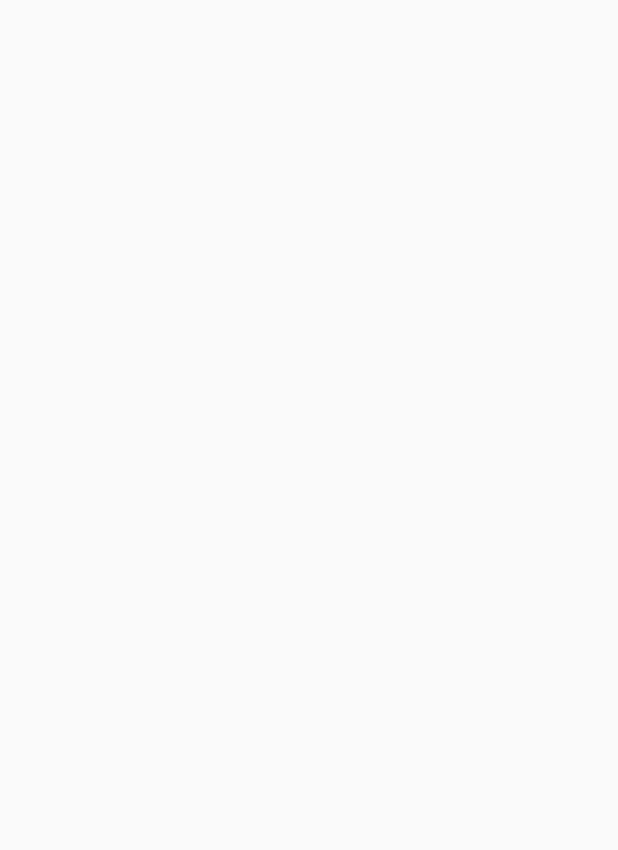
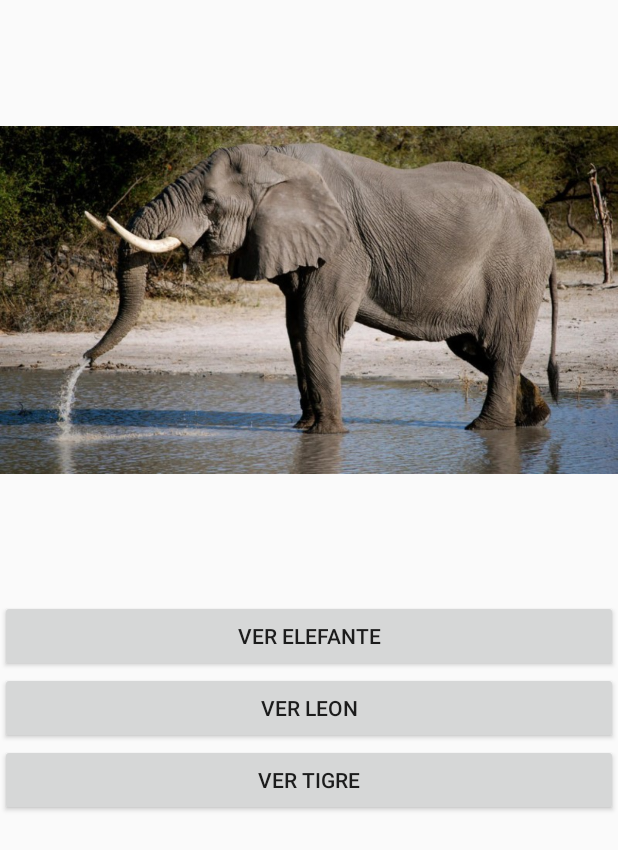
Before and after one commit to alejandroagca/EjerciciosDeIntroduccion, an Android app: the Ejercicio4Activity screen opened directly, with no data from a screen before it, on a phone screen of 412 x 824 dp. Before the commit the part shown is empty. Shown: the top 850 px of the screen. Run offline under Robolectric (Android 15) with nearby library versions, the phone set to English and light mode, and no system bars.

```diff
--- a/app/src/main/AndroidManifest.xml
+++ b/app/src/main/AndroidManifest.xml
@@ -37,7 +37,8 @@
         <activity
             android:name=".WebViewActivity"
             android:label="@string/title_activity_web_view"
-            android:theme="@style/AppTheme.NoActionBar"></activity>
+            android:theme="@style/AppTheme.NoActionBar" />
+        <activity android:name=".ImageViewActivity"></activity>
     </application>
 
 </manifest>
--- a/app/src/main/java/com/example/usuario/ejerciciosdeintroduccion/Ejercicio4Activity.java
+++ b/app/src/main/java/com/example/usuario/ejerciciosdeintroduccion/Ejercicio4Activity.java
@@ -1,5 +1,6 @@
 package com.example.usuario.ejerciciosdeintroduccion;
 
+import android.graphics.drawable.Drawable;
 import android.os.Bundle;
 import android.support.design.widget.FloatingActionButton;
 import android.support.design.widget.Snackbar;
@@ -8,13 +9,46 @@ import android.support.v7.widget.Toolbar;
 import android.view.View;
 import android.widget.Button;
 import android.widget.EditText;
+import android.widget.ImageView;
 import android.widget.RadioButton;
 
-public class Ejercicio4Activity extends AppCompatActivity {
+public class Ejercicio4Activity extends AppCompatActivity implements View.OnClickListener {
 
+    ImageView imagen;
+    Button btnElefante;
+    Button btnTigre;
+    Button btnLeon;
     @Override
     protected void onCreate(Bundle savedInstanceState) {
         super.onCreate(savedInstanceState);
         setContentView(R.layout.activity_ejercicio4);
+        imagen = (ImageView) findViewById(R.id.imgAnimal);
+        btnElefante = (Button)findViewById(R.id.btnElefante);
+        btnTigre = (Button) findViewById(R.id.btnTigre);
+        btnLeon = (Button)findViewById(R.id.btnLeon);
+        btnLeon.setOnClickListener(this);
+        btnTigre.setOnClickListener(this);
+        btnElefante.setOnClickListener(this);
+    }
+
+    @Override
+    public void onClick(View v)
+    {
+        Drawable drawable;
+        if (v == btnElefante)
+        {
+            drawable = this.getResources().getDrawable(R.drawable.elefante);
+            imagen.setImageDrawable(drawable);
+        }
+        if (v == btnTigre)
+        {
+            drawable = this.getResources().getDrawable(R.drawable.tigre);
+            imagen.setImageDrawable(drawable);
+        }
+        if (v==btnLeon)
+        {
+            drawable = this.getResources().getDrawable(R.drawable.leon);
+            imagen.setImageDrawable(drawable);
+        }
     }
 }
--- a/app/src/main/res/layout/activity_ejercicio4.xml
+++ b/app/src/main/res/layout/activity_ejercicio4.xml
@@ -1,9 +1,33 @@
 <?xml version="1.0" encoding="utf-8"?>
-<RelativeLayout xmlns:android="http://schemas.android.com/apk/res/android"
+<LinearLayout xmlns:android="http://schemas.android.com/apk/res/android"
     xmlns:app="http://schemas.android.com/apk/res-auto"
     xmlns:tools="http://schemas.android.com/tools"
     android:layout_width="match_parent"
     android:layout_height="match_parent"
-    tools:context="com.example.usuario.ejerciciosdeintroduccion.Ejercicio4Activity">
+    tools:context="com.example.usuario.ejerciciosdeintroduccion.Ejercicio4Activity"
+    android:orientation="vertical">
 
-</RelativeLayout>
+    <ImageView
+        android:id="@+id/imgAnimal"
+        android:layout_width="match_parent"
+        android:layout_height="400dp"
+        app:srcCompat="@drawable/elefante" />
+
+    <Button
+        android:id="@+id/btnElefante"
+        android:layout_width="match_parent"
+        android:layout_height="wrap_content"
+        android:text="@string/btnElefante" />
+
+    <Button
+        android:id="@+id/btnLeon"
+        android:layout_width="match_parent"
+        android:layout_height="wrap_content"
+        android:text="@string/btnLeon" />
+
+    <Button
+        android:id="@+id/btnTigre"
+        android:layout_width="match_parent"
+        android:layout_height="wrap_content"
+        android:text="@string/btnTigre" />
+</LinearLayout>
--- a/app/src/main/res/values/strings.xml
+++ b/app/src/main/res/values/strings.xml
@@ -13,4 +13,7 @@
     <string name="txvWeb">Indique un sitio web</string>
     <string name="btnIr">Ir</string>
     <string name="title_activity_web_view">WebViewActivity</string>
+    <string name="btnElefante">Ver elefante</string>
+    <string name="btnLeon">Ver Leon</string>
+    <string name="btnTigre">Ver Tigre</string>
 </resources>
```
Also changed, not shown: app/src/main/res/drawable/elefante.jpg (added), app/src/main/res/drawable/leon.jpg (added), app/src/main/res/drawable/tigre.jpeg (added).
